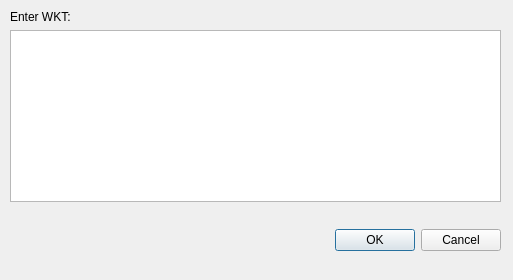
The window that Ui_QuickWKT.ui (elpaso/quickwkt) describes before a commit, drawn with Qt 5.
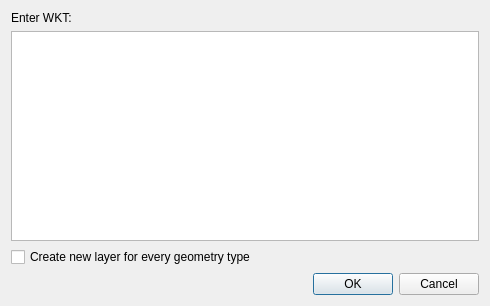
The same window after the commit.

The edit to the form file:
```diff
--- a/Ui_QuickWKT.ui
+++ b/Ui_QuickWKT.ui
@@ -6,22 +6,13 @@
    <rect>
     <x>0</x>
     <y>0</y>
-    <width>513</width>
-    <height>280</height>
+    <width>490</width>
+    <height>306</height>
    </rect>
   </property>
   <property name="windowTitle">
    <string>QuickWKT</string>
   </property>
-  <widget class="QWidget" name="verticalLayoutWidget">
-   <property name="geometry">
-    <rect>
-     <x>10</x>
-     <y>10</y>
-     <width>491</width>
-     <height>241</height>
-    </rect>
-   </property>
    <layout class="QVBoxLayout" name="verticalLayout">
     <item>
      <widget class="QLabel" name="addressLabel">
@@ -34,17 +25,11 @@
      <widget class="QPlainTextEdit" name="wkt"/>
     </item>
     <item>
-     <spacer name="verticalSpacer">
-      <property name="orientation">
-       <enum>Qt::Vertical</enum>
-      </property>
-      <property name="sizeHint" stdset="0">
-       <size>
-        <width>20</width>
-        <height>40</height>
-       </size>
-      </property>
-     </spacer>
+    <widget class="QCheckBox" name="cbxnewlayer">
+     <property name="text">
+      <string>Create new layer for every geometry type</string>
+     </property>
+    </widget>
     </item>
     <item>
      <widget class="QDialogButtonBox" name="buttonBox">
@@ -57,7 +42,6 @@
      </widget>
     </item>
    </layout>
-  </widget>
  </widget>
  <resources/>
  <connections>
```
Lines whose indentation alone changed are shown as unchanged.
